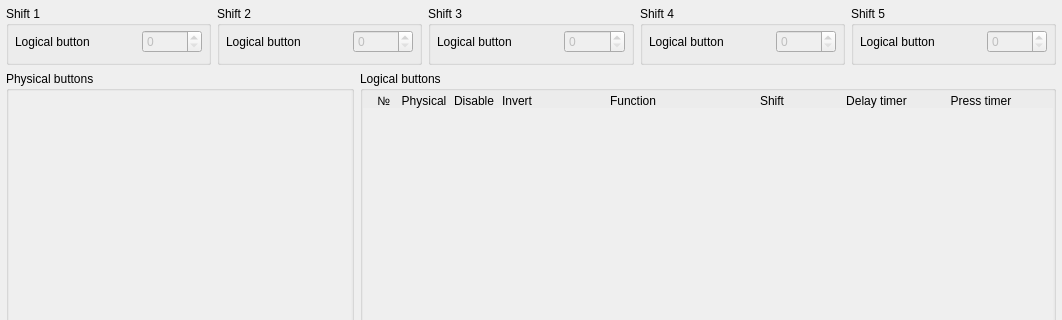
Qt form widgets/buttonconfig.ui (FreeJoy-Team/FreeJoyConfiguratorQt) before a commit; both pictures show x 0 to 1062 and y 0 to 320 of the 1062 by 640 pixel window.
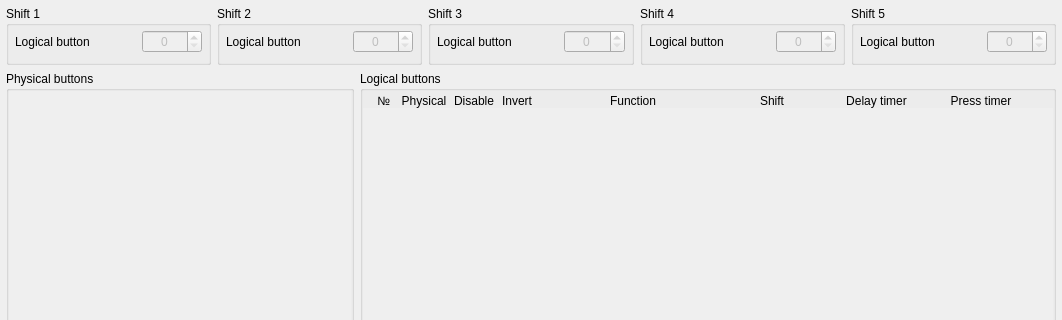
The same form after that commit.

Commit message: center aligned combobox

Patch:
```diff
--- a/widgets/buttonconfig.ui
+++ b/widgets/buttonconfig.ui
@@ -64,6 +64,9 @@
           <property name="enabled">
            <bool>false</bool>
           </property>
+          <property name="alignment">
+           <set>Qt::AlignCenter</set>
+          </property>
           <property name="maximum">
            <number>128</number>
           </property>
@@ -99,6 +102,9 @@
           <property name="enabled">
            <bool>false</bool>
           </property>
+          <property name="alignment">
+           <set>Qt::AlignCenter</set>
+          </property>
           <property name="maximum">
            <number>128</number>
           </property>
@@ -134,6 +140,9 @@
           <property name="enabled">
            <bool>false</bool>
           </property>
+          <property name="alignment">
+           <set>Qt::AlignCenter</set>
+          </property>
           <property name="maximum">
            <number>128</number>
           </property>
@@ -169,6 +178,9 @@
           <property name="enabled">
            <bool>false</bool>
           </property>
+          <property name="alignment">
+           <set>Qt::AlignCenter</set>
+          </property>
           <property name="maximum">
            <number>128</number>
           </property>
@@ -204,6 +216,9 @@
           <property name="enabled">
            <bool>false</bool>
           </property>
+          <property name="alignment">
+           <set>Qt::AlignCenter</set>
+          </property>
           <property name="maximum">
            <number>128</number>
           </property>
```
The commit also changes 17 other files.
